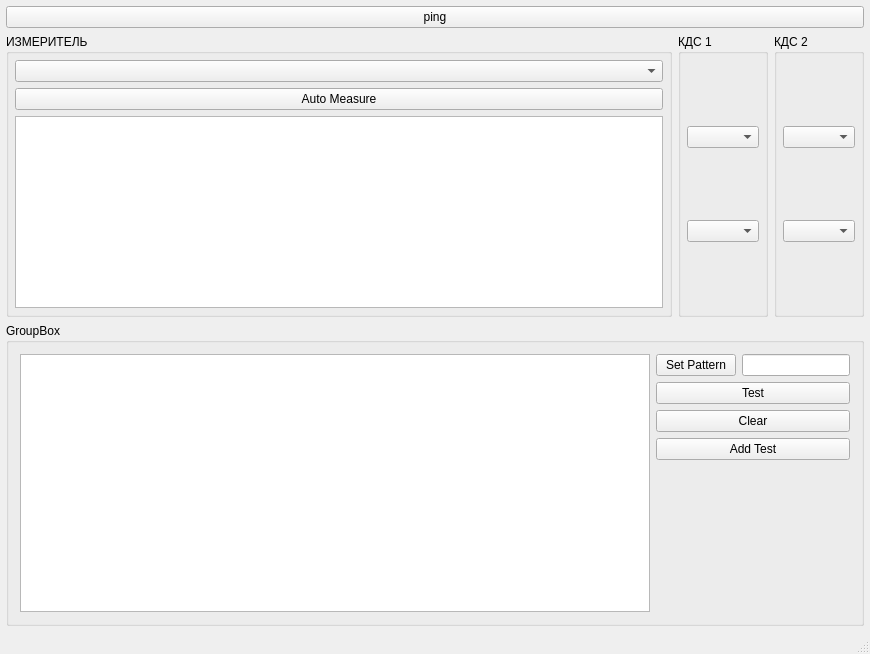
First picture: the form in mainwindow.ui, repository XRay3D/AmkTester, before the edit.
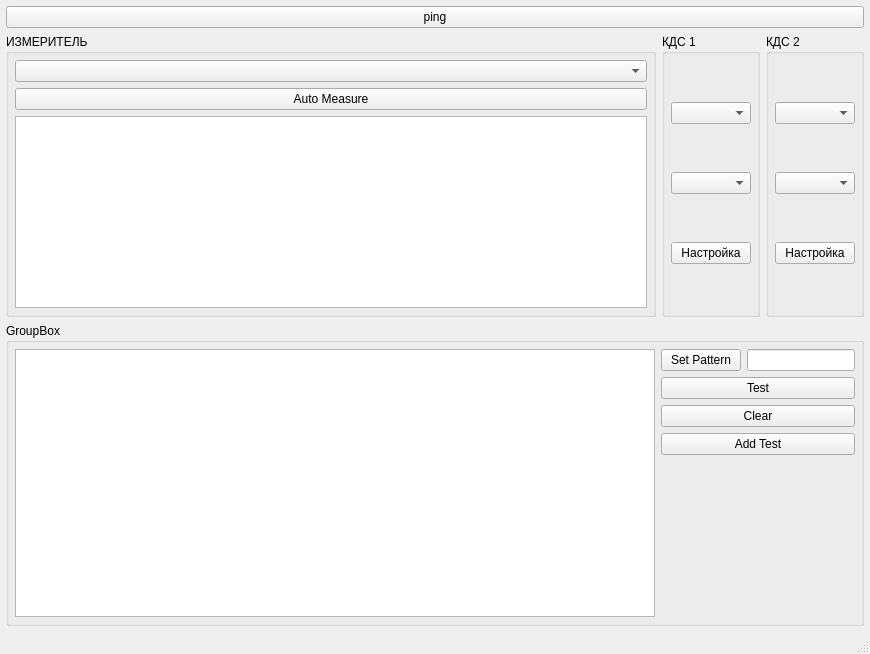
Second picture: the form after the edit. Custom widgets are drawn as their Qt base class.

```diff
--- a/mainwindow.ui
+++ b/mainwindow.ui
@@ -97,14 +97,21 @@
          <property name="bottomMargin">
           <number>6</number>
          </property>
-         <item row="2" column="0">
+         <item row="1" column="0">
+          <widget class="QComboBox" name="comboBox"/>
+         </item>
+         <item row="3" column="0">
           <layout class="QFormLayout" name="flKds0"/>
          </item>
          <item row="0" column="0">
           <widget class="QComboBox" name="cbxPortAmk"/>
          </item>
-         <item row="1" column="0">
-          <widget class="QComboBox" name="comboBox"/>
+         <item row="2" column="0">
+          <widget class="QPushButton" name="pbSettings1">
+           <property name="text">
+            <string>Настройка</string>
+           </property>
+          </widget>
          </item>
         </layout>
        </widget>
@@ -133,6 +140,13 @@
          <item>
           <widget class="QComboBox" name="comboBox_2"/>
          </item>
+         <item>
+          <widget class="QPushButton" name="pbSettings2">
+           <property name="text">
+            <string>Настройка</string>
+           </property>
+          </widget>
+         </item>
          <item>
           <layout class="QFormLayout" name="flKds1">
            <property name="leftMargin">
@@ -160,6 +174,18 @@
        <string>GroupBox</string>
       </property>
       <layout class="QGridLayout" name="gridLayout_2" columnstretch="1,0,0">
+       <property name="leftMargin">
+        <number>6</number>
+       </property>
+       <property name="topMargin">
+        <number>6</number>
+       </property>
+       <property name="rightMargin">
+        <number>6</number>
+       </property>
+       <property name="bottomMargin">
+        <number>6</number>
+       </property>
        <item row="1" column="2">
         <widget class="QLineEdit" name="lineEdit_2"/>
        </item>
@@ -208,7 +234,7 @@
      <x>0</x>
      <y>0</y>
      <width>870</width>
-     <height>21</height>
+     <height>20</height>
     </rect>
    </property>
   </widget>
```
